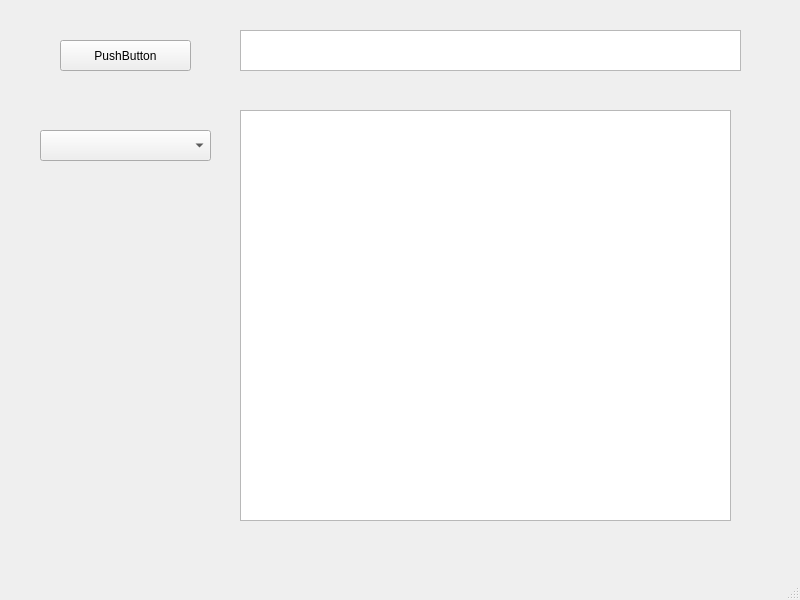
Qt form TestProject/mainwindow.ui (Salazarus-Black/TestProject) before a commit.
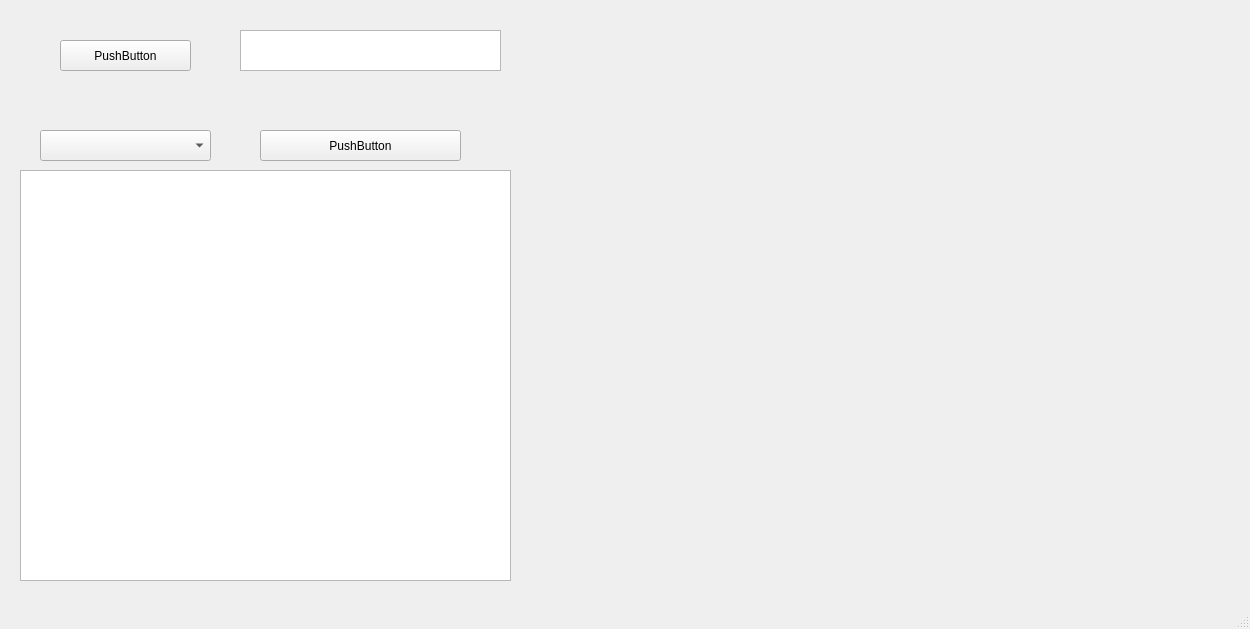
The same form after that commit. Custom widgets are drawn as their Qt base class.

Patch:
```diff
--- a/TestProject/mainwindow.ui
+++ b/TestProject/mainwindow.ui
@@ -6,8 +6,8 @@
    <rect>
     <x>0</x>
     <y>0</y>
-    <width>800</width>
-    <height>600</height>
+    <width>1250</width>
+    <height>629</height>
    </rect>
   </property>
   <property name="windowTitle">
@@ -32,7 +32,7 @@
      <rect>
       <x>240</x>
       <y>30</y>
-      <width>501</width>
+      <width>261</width>
       <height>41</height>
      </rect>
     </property>
@@ -40,8 +40,8 @@
    <widget class="QTextBrowser" name="textBrowser_2">
     <property name="geometry">
      <rect>
-      <x>240</x>
-      <y>110</y>
+      <x>20</x>
+      <y>170</y>
       <width>491</width>
       <height>411</height>
      </rect>
@@ -57,6 +57,34 @@
      </rect>
     </property>
    </widget>
+   <widget class="QPushButton" name="DrawGraph">
+    <property name="geometry">
+     <rect>
+      <x>260</x>
+      <y>130</y>
+      <width>201</width>
+      <height>31</height>
+     </rect>
+    </property>
+    <property name="text">
+     <string>PushButton</string>
+    </property>
+   </widget>
+   <widget class="QWidget" name="horizontalLayoutWidget">
+    <property name="geometry">
+     <rect>
+      <x>570</x>
+      <y>90</y>
+      <width>661</width>
+      <height>481</height>
+     </rect>
+    </property>
+    <layout class="QHBoxLayout" name="horizontalLayout">
+     <item>
+      <widget class="QCustomPlot" name="widget" native="true"/>
+     </item>
+    </layout>
+   </widget>
   </widget>
   <widget class="QMenuBar" name="menubar">
    <property name="geometry">
@@ -70,6 +98,14 @@
   </widget>
   <widget class="QStatusBar" name="statusbar"/>
  </widget>
+ <customwidgets>
+  <customwidget>
+   <class>QCustomPlot</class>
+   <extends>QWidget</extends>
+   <header>qcustomplot.h</header>
+   <container>1</container>
+  </customwidget>
+ </customwidgets>
  <resources/>
  <connections/>
 </ui>
```
Left out of the diff: 2 changed lines with no effect on the pictures.
